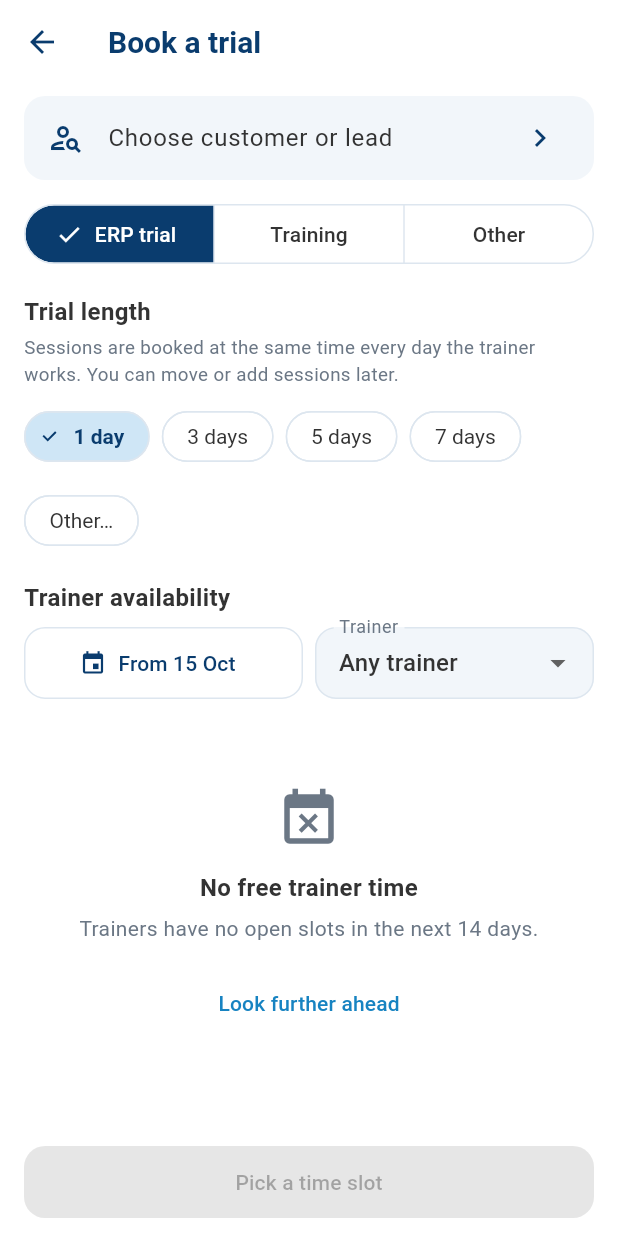
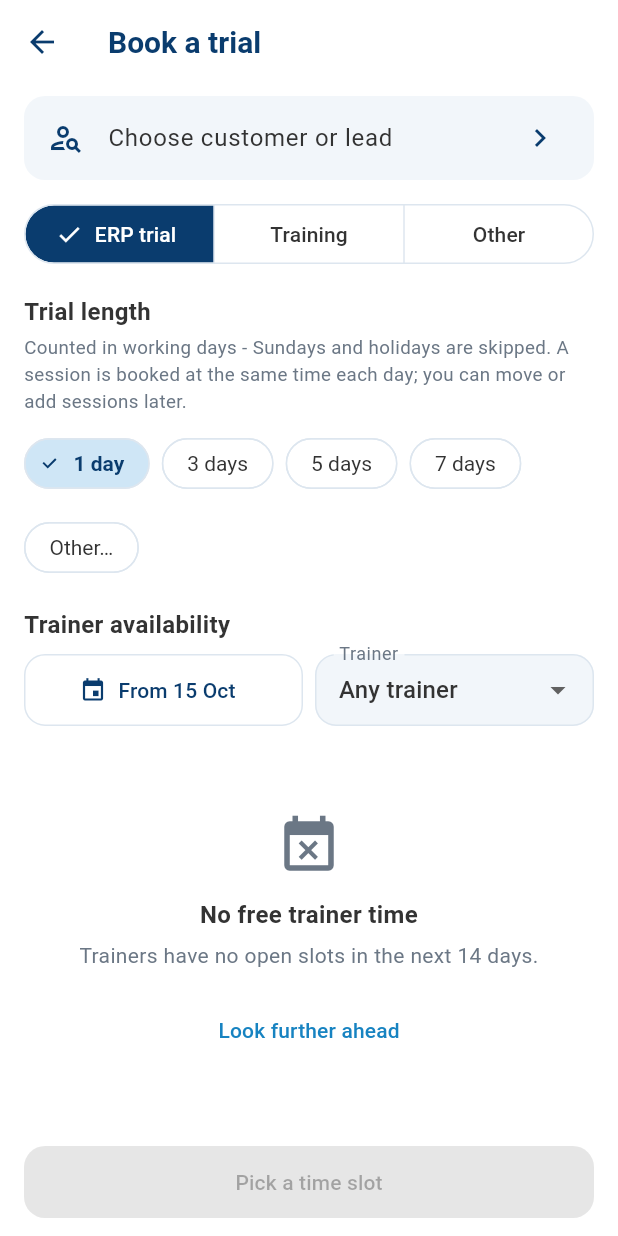
Before and after one commit to imrandoguy-dev/hipersign_mobile_app, a Flutter app: the BookTrialScreen screen opened directly, on a phone screen of 412 x 824 dp. Run offline on Flutter 3.47's test engine with Material 3 defaults, Android fonts, the phone set to English and light mode, and no system bars; our stand-ins replace firebase_core, firebase_messaging, flutter_local_notifications, flutter_secure_storage, just_audio, open_filex and 3 more; accounts and stored records are empty.

Commit message:
Trial countdown: paused on Sundays / holidays; booking text explains working days
Co-Authored-By: Claude Opus 5.5 <noreply@anthropic.com>
Claude-Session: https://claude.ai/code/session_01FcPgS4KNVkv5KrQWAnb5Mh

```diff
--- a/lib/features/trials/book_trial_screen.dart
+++ b/lib/features/trials/book_trial_screen.dart
@@ -134,7 +134,7 @@ class _BookTrialScreenState extends State<BookTrialScreen> {
         const SizedBox(height: 16),
         const Text('Trial length', style: TextStyle(fontSize: 16, fontWeight: FontWeight.w700)),
         const SizedBox(height: 4),
-        const Text('Sessions are booked at the same time every day the trainer works. You can move or add sessions later.',
+        const Text('Counted in working days - Sundays and holidays are skipped. A session is booked at the same time each day; you can move or add sessions later.',
             style: TextStyle(fontSize: 12.5, color: HsColors.textSecondary)),
         const SizedBox(height: 8),
         TrialDaysPicker(days: _days, onChanged: (d) => setState(() => _days = d)),
--- a/lib/shared/models/models.dart
+++ b/lib/shared/models/models.dart
@@ -289,6 +289,7 @@ class TrialPeriod {
     required this.startsIn,
     required this.sessions,
     required this.sessionsDone,
+    this.todayOff = false,
   });
 
   final String series; // id of the trial's first session
@@ -301,6 +302,7 @@ class TrialPeriod {
   final int startsIn;
   final List<TrialSession> sessions;
   final int sessionsDone;
+  final bool todayOff; // Sunday / holiday: the trial pauses today
 
   bool get isMultiDay => days > 1 || sessions.length > 1;
 
@@ -308,6 +310,7 @@ class TrialPeriod {
   String get countdown => switch (phase) {
         'upcoming' => '${startsIn <= 1 ? 'Starts tomorrow' : 'Starts in $startsIn days'} · $days-day trial',
         'ended' => 'Trial ended · $days days',
+        _ when todayOff => 'Paused today (Sunday / holiday) · $daysLeft day${daysLeft == 1 ? '' : 's'} left',
         _ => daysLeft == 0
             ? 'Day $dayNo of $days · last day today'
             : 'Day $dayNo of $days · $daysLeft day${daysLeft == 1 ? '' : 's'} left',
@@ -326,6 +329,7 @@ class TrialPeriod {
             .map((e) => TrialSession.fromJson(Map<String, dynamic>.from(e as Map)))
             .toList(),
         sessionsDone: (j['sessions_done'] as num?)?.toInt() ?? 0,
+        todayOff: j['today_off'] == true,
       );
 }
 
```
Also changed, not shown: 1 other file.
